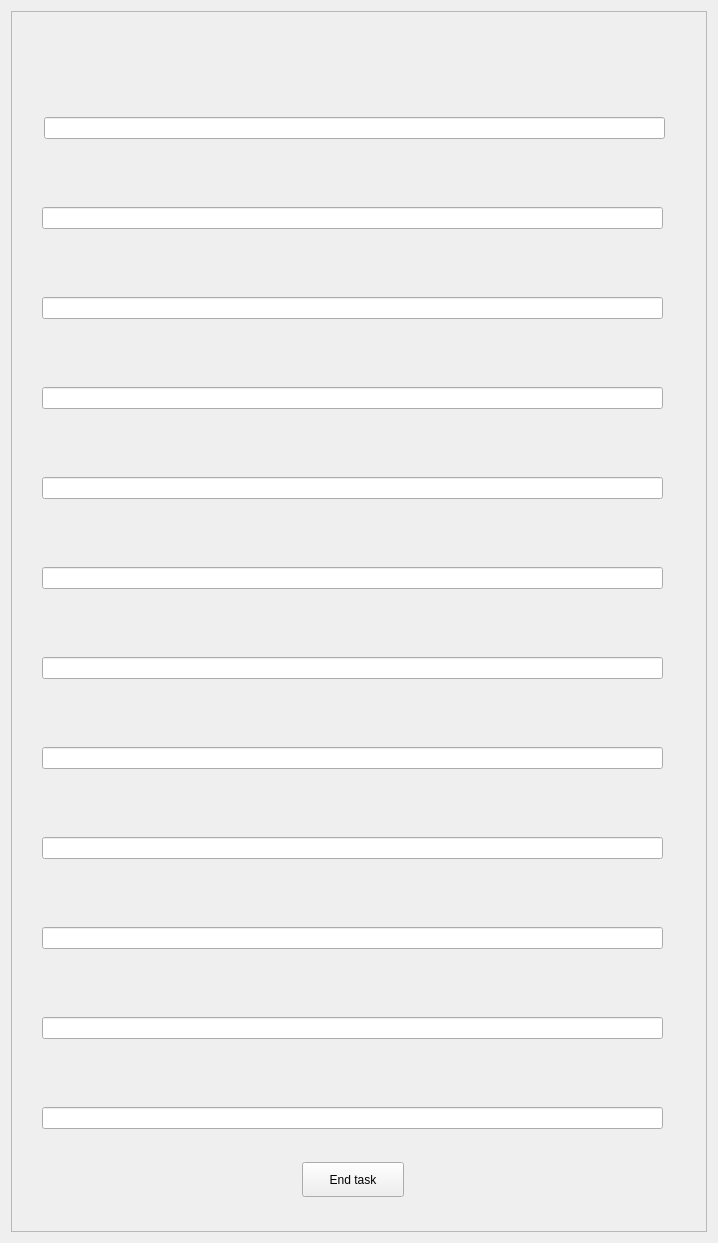
This is studyProject/opentaskanswerwindow.ui in fenrirm/study_project as Qt 5 draws it before an edit. The edited form follows.
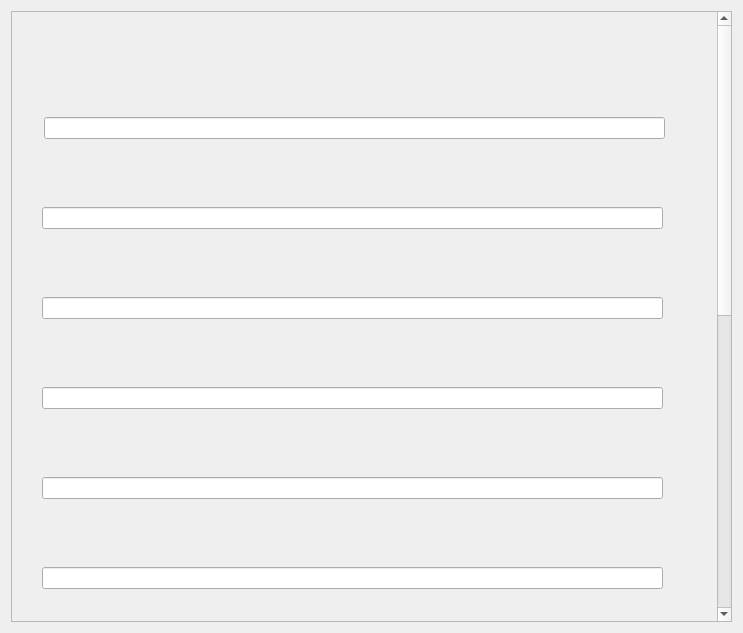
This is the edited form. Icons and pictures are not drawn.

Diff of the .ui file:
```diff
--- a/studyProject/opentaskanswerwindow.ui
+++ b/studyProject/opentaskanswerwindow.ui
@@ -6,8 +6,8 @@
    <rect>
     <x>0</x>
     <y>0</y>
-    <width>718</width>
-    <height>1243</height>
+    <width>743</width>
+    <height>633</height>
    </rect>
   </property>
   <property name="windowTitle">
@@ -19,16 +19,22 @@
   <layout class="QGridLayout" name="gridLayout">
    <item row="0" column="0">
     <widget class="QScrollArea" name="scrollArea">
+     <property name="verticalScrollBarPolicy">
+      <enum>Qt::ScrollBarAlwaysOn</enum>
+     </property>
+     <property name="sizeAdjustPolicy">
+      <enum>QAbstractScrollArea::AdjustToContentsOnFirstShow</enum>
+     </property>
      <property name="widgetResizable">
-      <bool>true</bool>
+      <bool>false</bool>
      </property>
      <widget class="QWidget" name="scrollAreaWidgetContents">
       <property name="geometry">
        <rect>
         <x>0</x>
-        <y>0</y>
-        <width>690</width>
-        <height>1215</height>
+        <y>-610</y>
+        <width>698</width>
+        <height>1223</height>
        </rect>
       </property>
       <widget class="QLabel" name="opentaskName">
@@ -299,7 +305,7 @@
         <string>End task</string>
        </property>
       </widget>
-      <widget class="QWidget" name="">
+      <widget class="QWidget" name="layoutWidget">
        <property name="geometry">
         <rect>
          <x>32</x>
```
